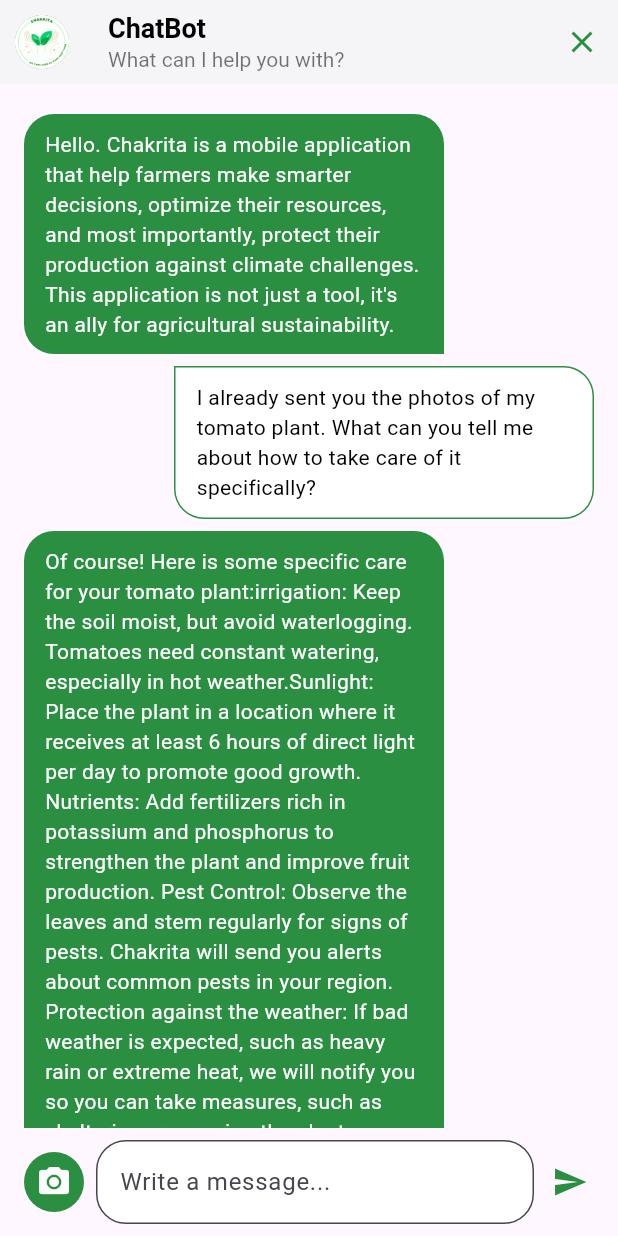
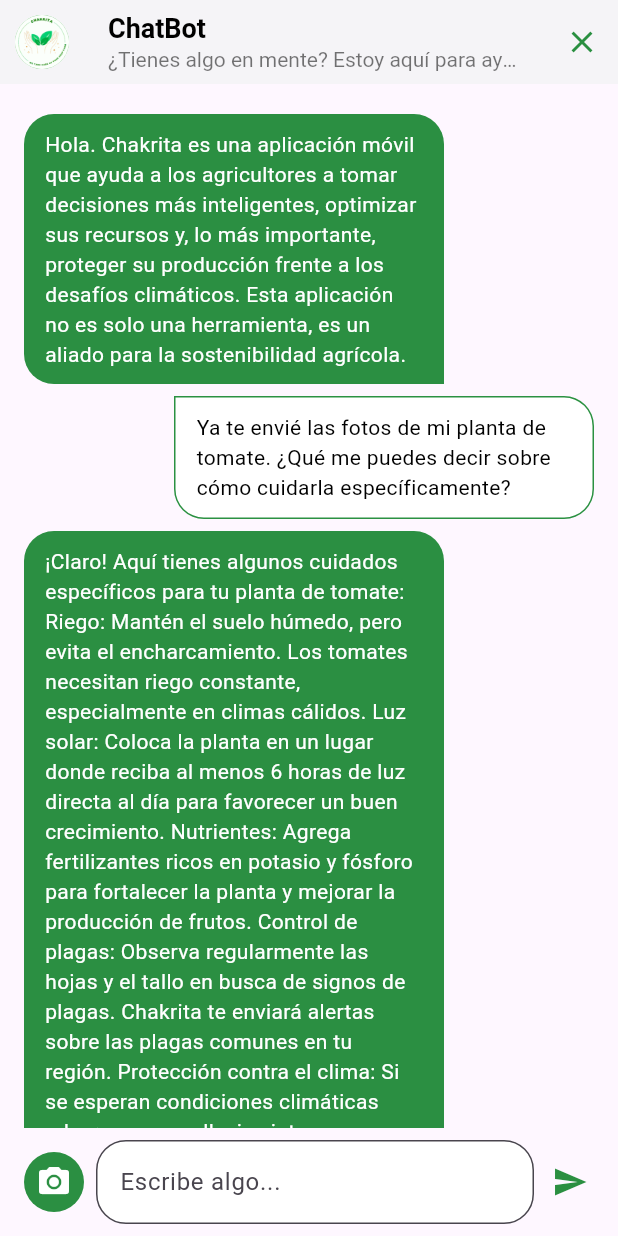
Before and after one commit to Daniel580-U/chacrita_flutter, a Flutter app: the ChatPage screen opened by its route, on a phone screen of 412 x 824 dp. Run offline on Flutter 3.47's test engine with Material 3 defaults, Android fonts, the light colour scheme and no system bars; our stand-ins replace flutter_dotenv, geolocator, image_picker, permission_handler; Roboto replaces fonts that are missing (Popins); project files that could hold a hidden picture were left out.

Commit message:
Language refactoring - to spanish
chat and main page

```diff
--- a/lib/features/main/pages/main_page.dart
+++ b/lib/features/main/pages/main_page.dart
@@ -60,7 +60,7 @@
                         Navigator.of(context).pushNamed('/record');
                       },
                       child: const Text(
-                        "Recorder",
+                        "CAMARA",
                         style: TextStyle(
                           color: Colors.white,
                           fontSize: 24,
@@ -78,7 +78,7 @@
 
                       Navigator.of(context).pushNamed('/chat');
                       },
-                      child: const Text("Ask the chat",style: TextStyle(
+                      child: const Text("CHAT",style: TextStyle(
                           color: Colors.white,
                           fontSize: 24,
                           fontFamily: 'NerkoOne'
--- a/lib/features/main_features/chat/pages/chat_page.dart
+++ b/lib/features/main_features/chat/pages/chat_page.dart
@@ -33,7 +33,7 @@
               ),
             ),
             Text(
-              'What can I help you with?',
+              '¿Tienes algo en mente? Estoy aquí para ayudarte.',
               style: TextStyle(
                 color: Colors.black54,
                 fontSize: 14,
@@ -61,20 +61,21 @@
   final List<Map<String, String>> messages = [
     {
       'text':
-          "Hello. Chakrita is a mobile application that help farmers make smarter decisions, optimize their resources, and most importantly, protect their production against climate challenges. This application is not just a tool, it's an ally for agricultural sustainability.",
+          "Hola. Chakrita es una aplicación móvil que ayuda a los agricultores a tomar decisiones más inteligentes, optimizar sus recursos y, lo más importante, proteger su producción frente a los desafíos climáticos. Esta aplicación no es solo una herramienta, es un aliado para la sostenibilidad agrícola.",
       'sender': 'bot',
     },
     {
       'text':
-          'I already sent you the photos of my tomato plant. What can you tell me about how to take care of it specifically?',
+          'Ya te envié las fotos de mi planta de tomate. ¿Qué me puedes decir sobre cómo cuidarla específicamente?',
       'sender': 'user',
     },
     {
       'text':
-          'Of course! Here is some specific care for your tomato plant:irrigation: Keep the soil moist, but avoid waterlogging. Tomatoes need constant watering, especially in hot weather.Sunlight: Place the plant in a location where it receives at least 6 hours of direct light per day to promote good growth. Nutrients: Add fertilizers rich in potassium and phosphorus to strengthen the plant and improve fruit production. Pest Control: Observe the leaves and stem regularly for signs of pests. Chakrita will send you alerts about common pests in your region. Protection against the weather: If bad weather is expected, such as heavy rain or extreme heat, we will notify you so you can take measures, such as sheltering or covering the plant.',
+          '¡Claro! Aquí tienes algunos cuidados específicos para tu planta de tomate: Riego: Mantén el suelo húmedo, pero evita el encharcamiento. Los tomates necesitan riego constante, especialmente en climas cálidos. Luz solar: Coloca la planta en un lugar donde reciba al menos 6 horas de luz directa al día para favorecer un buen crecimiento. Nutrientes: Agrega fertilizantes ricos en potasio y fósforo para fortalecer la planta y mejorar la producción de frutos. Control de plagas: Observa regularmente las hojas y el tallo en busca de signos de plagas. Chakrita te enviará alertas sobre las plagas comunes en tu región. Protección contra el clima: Si se esperan condiciones climáticas adversas, como lluvias intensas o calor extremo, te notificaremos para que puedas tomar medidas, como resguardar o cubrir la planta.',
       'sender': 'bot',
     },
   ];
+
 
   ChatBody({Key? key}) : super(key: key);
 
@@ -144,7 +145,7 @@
 
                 child: TextField(
                   decoration: InputDecoration(
-                    hintText: "Write a message...",
+                    hintText: "Escribe algo...",
                     border: OutlineInputBorder(
                       borderRadius: BorderRadius.circular(20.0),
                     ),
```
